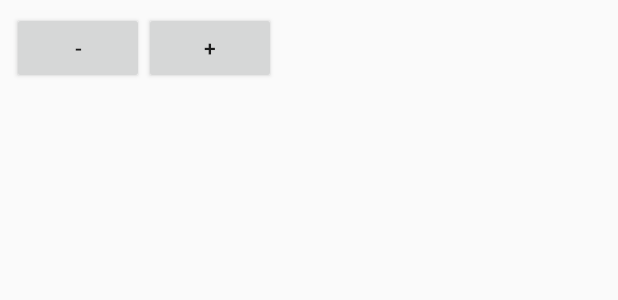
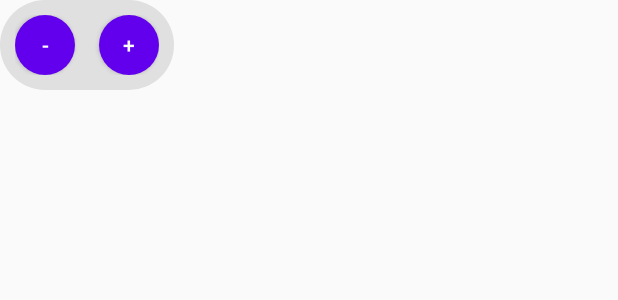
Before and after one commit to Alex16oz/Widgetku, an Android app built with Jetpack Compose: the layout floating_volume_widget.xml on its own in the app's theme, with its tools: preview values and no code run, on a phone screen of 412 x 824 dp. Shown: the top 300 px of the screen. Run offline under Robolectric (Android 15) with nearby library versions, the phone set to English and light mode, and no system bars.

Commit message:
v7 widget 2 done

```diff
--- /dev/null
+++ b/app/src/main/res/drawable/oval_background.xml
@@ -0,0 +1,4 @@
+<?xml version="1.0" encoding="utf-8"?>
+<shape xmlns:android="http://schemas.android.com/apk/res/android"
+    android:shape="rectangle">
+    <solid android:color="#E0E0E0" /> <corners android:radius="100dp" /> </shape>
--- /dev/null
+++ b/app/src/main/res/drawable/round_button.xml
@@ -0,0 +1,5 @@
+<?xml version="1.0" encoding="utf-8"?>
+<shape xmlns:android="http://schemas.android.com/apk/res/android"
+    android:shape="oval">
+    <solid android:color="@color/purple_500"/> <size android:width="56dp" android:height="56dp"/>
+</shape>
--- a/app/src/main/res/layout/floating_volume_widget.xml
+++ b/app/src/main/res/layout/floating_volume_widget.xml
@@ -1,22 +1,32 @@
 <?xml version="1.0" encoding="utf-8"?>
-<LinearLayout xmlns:android="http://schemas.android.com/apk/res/android"
+<FrameLayout xmlns:android="http://schemas.android.com/apk/res/android"
     android:layout_width="wrap_content"
     android:layout_height="wrap_content"
-    android:orientation="horizontal"
-    android:gravity="center"
-    android:background="@android:color/transparent"
-    android:padding="8dp">
+    android:background="@drawable/oval_background">
 
-    <Button
-        android:id="@+id/floating_volume_down_button"
+    <LinearLayout
         android:layout_width="wrap_content"
         android:layout_height="wrap_content"
-        android:text="-" />
+        android:orientation="horizontal"
+        android:gravity="center"
+        android:padding="10dp">
 
-    <Button
-        android:id="@+id/floating_volume_up_button"
-        android:layout_width="wrap_content"
-        android:layout_height="wrap_content"
-        android:text="+" />
+        <Button
+            android:id="@+id/floating_volume_down_button"
+            android:layout_width="40dp"
+            android:layout_height="40dp"
+            android:background="@drawable/round_button"
+            android:text="-"
+            android:textColor="@android:color/white"/>
 
-</LinearLayout>
+        <Button
+            android:id="@+id/floating_volume_up_button"
+            android:layout_width="40dp"
+            android:layout_height="40dp"
+            android:layout_marginStart="16dp"
+            android:background="@drawable/round_button"
+            android:text="+"
+            android:textColor="@android:color/white"/>
+
+    </LinearLayout>
+</FrameLayout>
```
